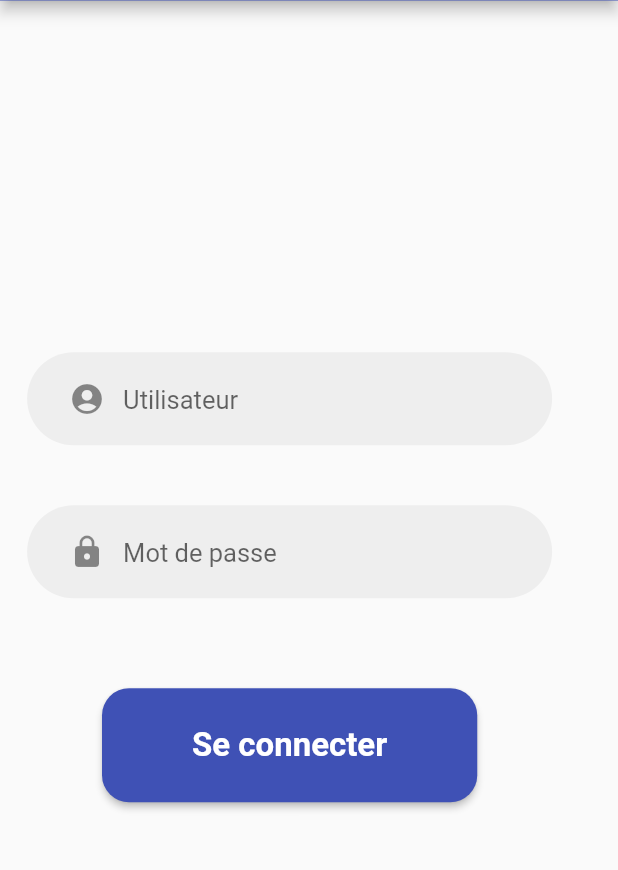
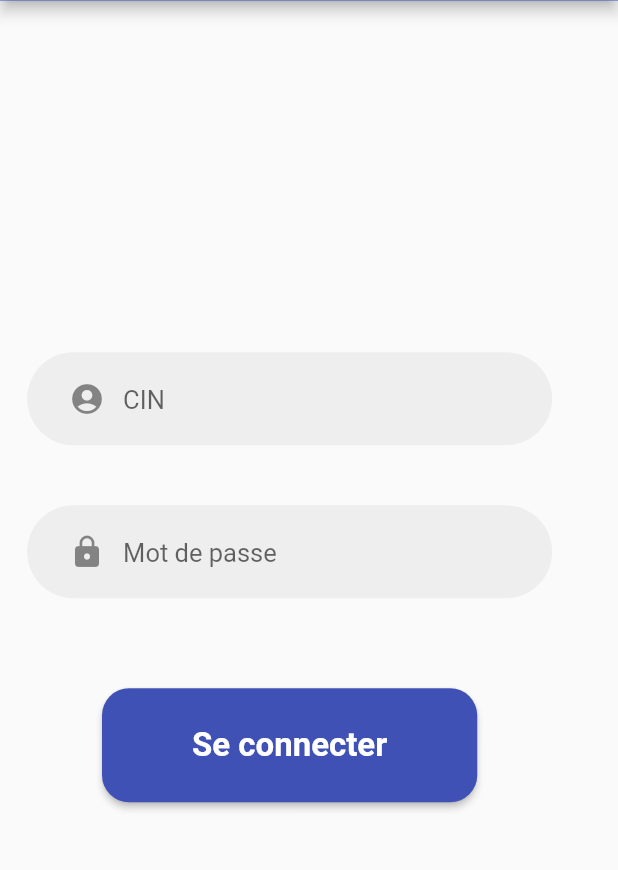
Before and after one commit to MahdiAyadi1/metroapp, a Flutter app: the screen it shows after launch, after a tap on the "menu" icon, after a tap on "Login", on a phone screen of 412 x 824 dp, the part 82-952 px from its top. Run offline on Flutter 3.47's test engine with Material 2 defaults, Android fonts, the phone set to English and light mode, and no system bars; our stand-ins replace cloud_firestore, firebase_core, geolocator; missing offline and left inert: mysql1; accounts and stored records are empty; Roboto replaces fonts that are missing (Allfont).

Commit message:
emploi page fixed

```diff
--- a/Mobile/metroapp/lib/main.dart
+++ b/Mobile/metroapp/lib/main.dart
@@ -56,7 +56,7 @@ class MyApp extends StatelessWidget {
         // '/': (context) => const Home(),
         // '/findmetro': (context) => Findmetro(),
         '/login': (context) => Login(),
-        '/emploi': (context) => const Emploi(),
+        // '/emploi': (context) => const Emploi(),
         '/welcome': (context) => const Welcome(),
         '/retard': (context) => Retard(),
         '/test': (context) => MetroMouvement(),
--- a/Mobile/metroapp/lib/pages/login.dart
+++ b/Mobile/metroapp/lib/pages/login.dart
@@ -1,14 +1,23 @@
-// ignore_for_file: prefer_const_constructors
+// ignore_for_file: prefer_const_constructors, avoid_print
 
 import 'package:flutter/material.dart';
 import 'package:metroapp/components/button.dart';
 import '../components/appbar.dart';
 import '../components/myTextField.dart';
+import 'emploi.dart';
 
-class Login extends StatelessWidget {
-  Login({super.key});
-  final usernameController = TextEditingController();
-  final passwordController = TextEditingController();
+class Login extends StatefulWidget {
+  const Login({super.key});
+
+  @override
+  State<Login> createState() => _LoginState();
+}
+
+class _LoginState extends State<Login> {
+  var CinController = TextEditingController();
+
+  var passwordController = TextEditingController();
+
   @override
   Widget build(BuildContext context) {
     return SafeArea(
@@ -19,8 +28,8 @@ class Login extends StatelessWidget {
           children: [
             MyTextField(
               icon: Icons.account_circle,
-              controller: usernameController,
-              hintText: 'Utilisateur',
+              controller: CinController,
+              hintText: 'CIN',
               obscureText: false,
             ),
             const SizedBox(height: 20),
@@ -34,8 +43,16 @@ class Login extends StatelessWidget {
             Mybutton(
               text: "Se connecter",
               onPressed: () {
-                    Navigator.pushNamed(context, '/emploi');
-                  },),
+                print('CIN: ${CinController.text}');
+                print('Password: ${passwordController.text}');
+                // Navigator.pushNamed(context, '/emploi');
+                Navigator.of(context)
+                    .push(MaterialPageRoute(builder: (context) {
+                  return Emploi(CIN: CinController.text,);
+                  // return FindmetroTest(selectLigne,selectStationDepart,stationsFiltredMap);
+                }));
+              },
+            ),
           ],
         ),
       ),
```
Also changed, not shown: Mobile/metroapp/lib/pages/emploi.dart (+58 -36 lines), Mobile/metroapp/lib/pages/findMetroTest.dart (+27 -12 lines).
